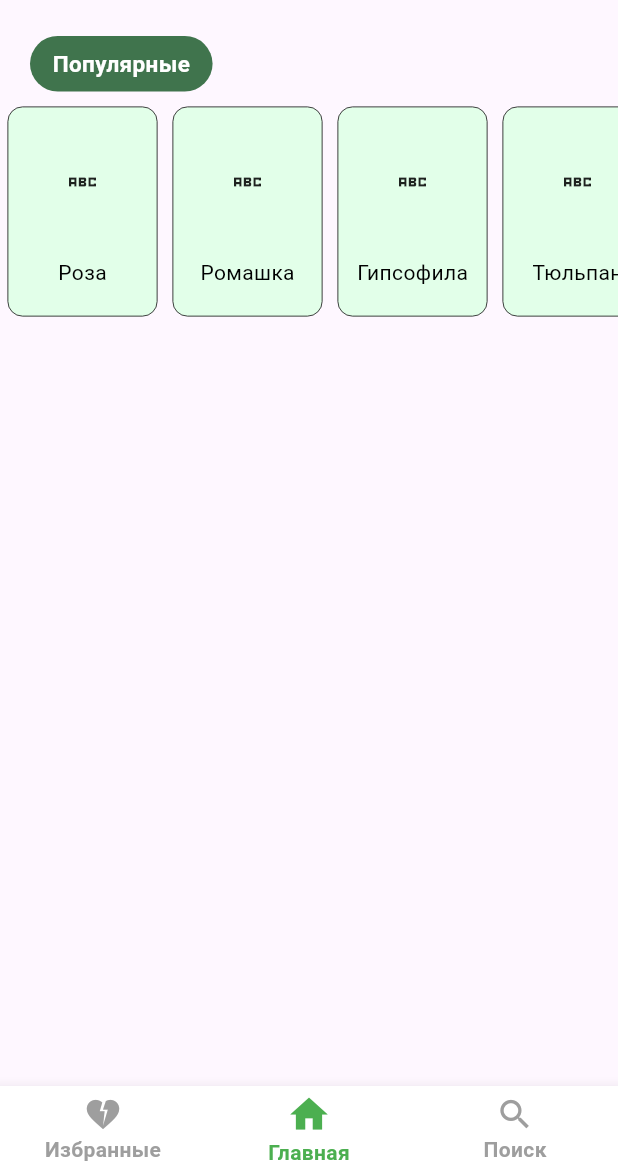
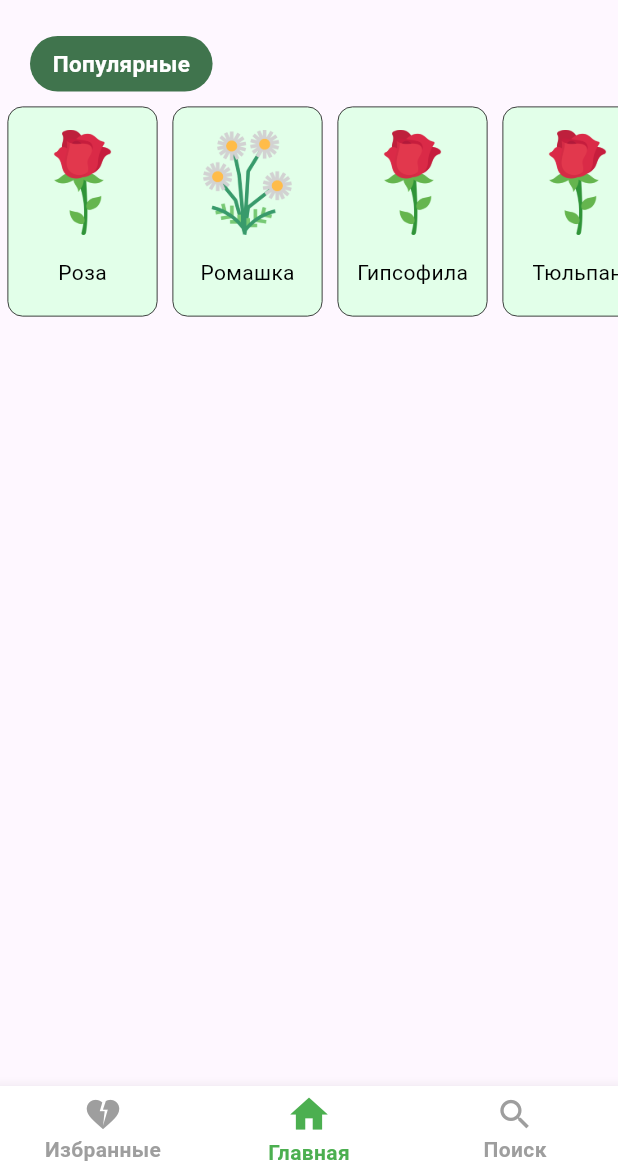
Before and after one commit to Laver33/flutter_plant_pedia, a Flutter app: the StartScreen screen opened by its route, on a phone screen of 412 x 824 dp, the part 63-1236 px from its top. Run offline on Flutter 3.47's test engine with Material 3 defaults, Android fonts, the phone set to English and light mode, and no system bars; drawn by our look-alikes of stylish_bottom_bar; our stand-ins replace go_router, google_fonts.

Commit message:
add image for list

```diff
--- a/lib/list_popular.dart
+++ b/lib/list_popular.dart
@@ -4,8 +4,10 @@ import 'package:my_first_app/Style/CastColors.dart';
 
 class ListPopular extends StatelessWidget {
   final String title;
+  final String imagePath;
 
-  ListPopular ({required this.title});
+
+  ListPopular ({required this.title, required this.imagePath});
   @override
   Widget build(BuildContext context) {
     return Padding(
@@ -30,7 +32,12 @@ class ListPopular extends StatelessWidget {
                 mainAxisAlignment: MainAxisAlignment.center,
 
                 children: [
-                  Icon(Icons.abc_sharp)
+                  Image.asset(
+                    imagePath,
+                    height: 70,
+                  )
+
+
                 ],
               ),
               height: 100
--- a/lib/main.dart
+++ b/lib/main.dart
@@ -86,6 +86,7 @@ class _StartScreenState extends State<StartScreen> {
                   itemBuilder: (context, index){
                     return ListPopular(
                       title: posts[index].title,
+                      imagePath: posts[index].imagePath,
                     );
                   },
                 ),
--- a/lib/post_data.dart
+++ b/lib/post_data.dart
@@ -1,24 +1,95 @@
+
 
 class PostData {
   final String title;
   final String name;
   final String description;
   final int id;
-  // final String image;
+  final String imagePath;
 
-  // required this.image
-  PostData({required this.title, required this.name, required this.description, required this.id});
+
+  PostData({required this.title, required this.name, required this.description, required this.id, required this.imagePath});
 }
 
 final List<PostData> posts = [
-  PostData(title: 'Роза', name: 'Роза садовая', description: 'Королева цветов. Кустарник с шипастыми стеблями и ароматными махровыми цветками разнообразных оттенков.', id: 1),
-  PostData(title: 'Ромашка', name: 'Ромашка аптечная', description: 'Полевой цветок с белыми лепестками и желтой сердцевиной. Широко используется в медицине и косметологии.', id: 2),
-  PostData(title: 'Гипсофила', name: 'Гипсофила метельчатая', description: 'Ажурный многолетник с облаком мелких белых цветков. Часто используется как дополнение в букетах.', id: 3),
-  PostData(title: 'Тюльпан', name: 'Тюльпан', description: 'Весенний луковичный цветок с ярким бокаловидным бутоном. Символизирует приход весны.', id: 4),
-  PostData(title: 'Пион', name: 'Пион травянистый', description: 'Крупный пышный цветок с множеством лепестков и насыщенным ароматом. Цветет в начале лета.', id: 5),
-  PostData(title: 'Лаванда', name: 'Лаванда узколистная', description: 'Ароматный многолетний полукустарник с фиолетовыми колосовидными соцветиями. Любит солнце и сухую почву.', id: 6),
-  PostData(title: 'Подсолнух', name: 'Подсолнечник однолетний', description: 'Высокое растение с крупным желтым соцветием-корзинкой. Поворачивается за солнцем в течение дня.', id: 7),
-  PostData(title: 'Фиалка', name: 'Сенполия (Узамбарская фиалка)', description: 'Нежное компактное растение с бархатистыми листьями и разноцветными мелкими цветками.', id: 8),
-  PostData(title: 'Алоэ', name: 'Алоэ Вера', description: 'Сукулент с мясистыми листьями, известный своими лечебными свойствами. Сок используется для заживления ран и ухода за кожей.', id: 9),
-  PostData(title: 'Кактус', name: 'Кактус', description: 'Пустынное растение, запасающее воду в стебле. Колючки защищают его от животных. Цветет редко, но красиво.', id: 10),
+  PostData(
+    title: 'Роза',
+    name: 'Роза садовая',
+    description: 'Королева цветов. Кустарник с шипастыми стеблями и ароматными махровыми цветками разнообразных оттенков.',
+    id: 1,
+    imagePath: 'lib/assets/Plantimg/Rose.png',
+    ),
+
+
+  PostData(
+    title: 'Ромашка',
+    name: 'Ромашка аптечная',
+    description: 'Полевой цветок с белыми лепестками и желтой сердцевиной. Широко используется в медицине и косметологии.',
+    id: 2,
+    imagePath: 'lib/assets/Plantimg/Chamomile.png',
+    ),
+
+  PostData(
+    title: 'Гипсофила',
+    name: 'Гипсофила метельчатая',
+    description: 'Ажурный многолетник с облаком мелких белых цветков. Часто используется как дополнение в букетах.',
+    id: 3,
+    imagePath: 'lib/assets/Plantimg/Rose.png',
+    ),
+
+  PostData(
+    title: 'Тюльпан',
+    name: 'Тюльпан',
+    description: 'Весенний луковичный цветок с ярким бокаловидным бутоном. Символизирует приход весны.',
+    id: 4,
+    imagePath: 'lib/assets/Plantimg/Rose.png',
+    ),
+
+  PostData(
+    title: 'Пион',
+    name: 'Пион травянистый',
+    description: 'Крупный пышный цветок с множеством лепестков и насыщенным ароматом. Цветет в начале лета.',
+    id: 5,
+    imagePath: 'lib/assets/Plantimg/Rose.png',
+    ),
+
+  PostData(
+    title: 'Лаванда',
+    name: 'Лаванда узколистная',
+    description: 'Ароматный многолетний полукустарник с фиолетовыми колосовидными соцветиями. Любит солнце и сухую почву.',
+    id: 6,
+    imagePath: 'lib/assets/Plantimg/Rose.png',
+    ),
+
+  PostData(
+    title: 'Подсолнух',
+    name: 'Подсолнечник однолетний',
+    description: 'Высокое растение с крупным желтым соцветием-корзинкой. Поворачивается за солнцем в течение дня.',
+    id: 7,
+    imagePath: 'lib/assets/Plantimg/Rose.png',
+    ),
+
+  PostData(
+    title: 'Фиалка',
+    name: 'Сенполия (Узамбарская фиалка)',
+    description: 'Нежное компактное растение с бархатистыми листьями и разноцветными мелкими цветками.',
+    id: 8,
+    imagePath: 'lib/assets/Plantimg/Rose.png',
+    ),
+
+  PostData(
+    title: 'Алоэ',
+    name: 'Алоэ Вера',
+    description: 'Сукулент с мясистыми листьями, известный своими лечебными свойствами. Сок используется для заживления ран и ухода за кожей.',
+    id: 9,
+    imagePath: 'lib/assets/Plantimg/Rose.png',
+    ),
+
+  PostData(
+    title: 'Кактус',
+    name: 'Кактус',
+    description: 'Пустынное растение, запасающее воду в стебле. Колючки защищают его от животных. Цветет редко, но красиво.',
+    id: 10,
+    imagePath: 'lib/assets/Plantimg/Rose.png',
+    ),
 ];
--- a/pubspec.yaml
+++ b/pubspec.yaml
@@ -64,6 +64,7 @@ flutter:
   # To add assets to your application, add an assets section, like this:
   assets:
     - lib/assets/images/Pic.png
+    - lib/assets/Plantimg/
 
   # An image asset can refer to one or more resolution-specific "variants", see
   # https://flutter.dev/to/resolution-aware-images
```
Also changed, not shown: lib/assets/Plantimg/Chamomile.png (added), lib/assets/Plantimg/Rose.png (added).
